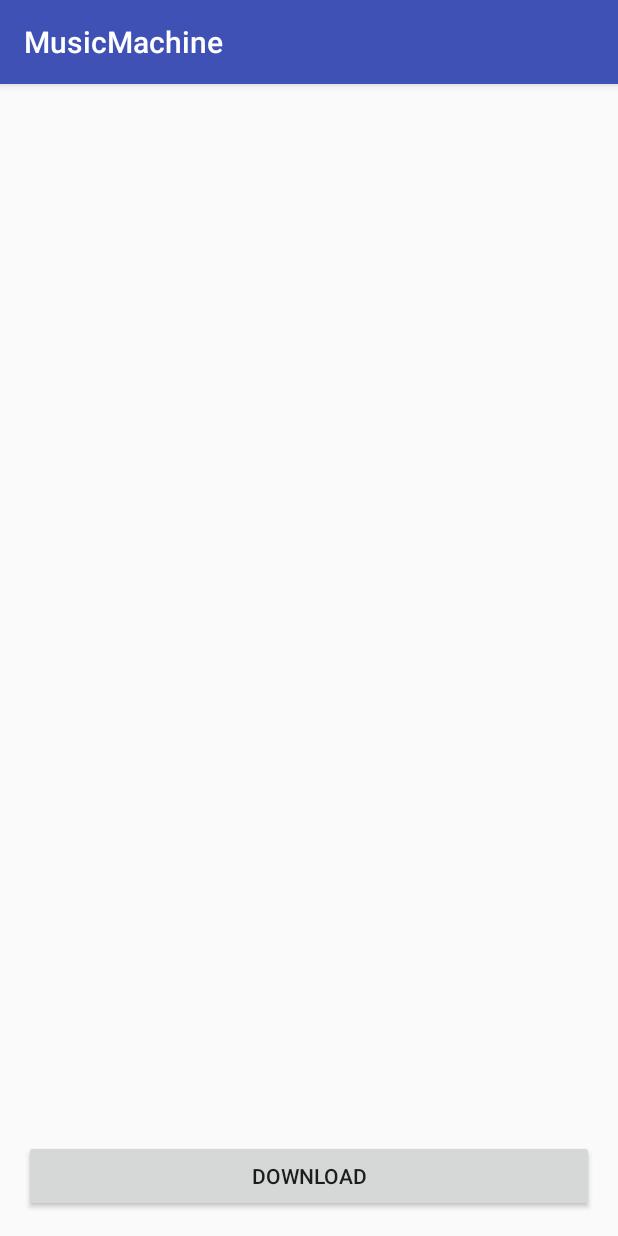
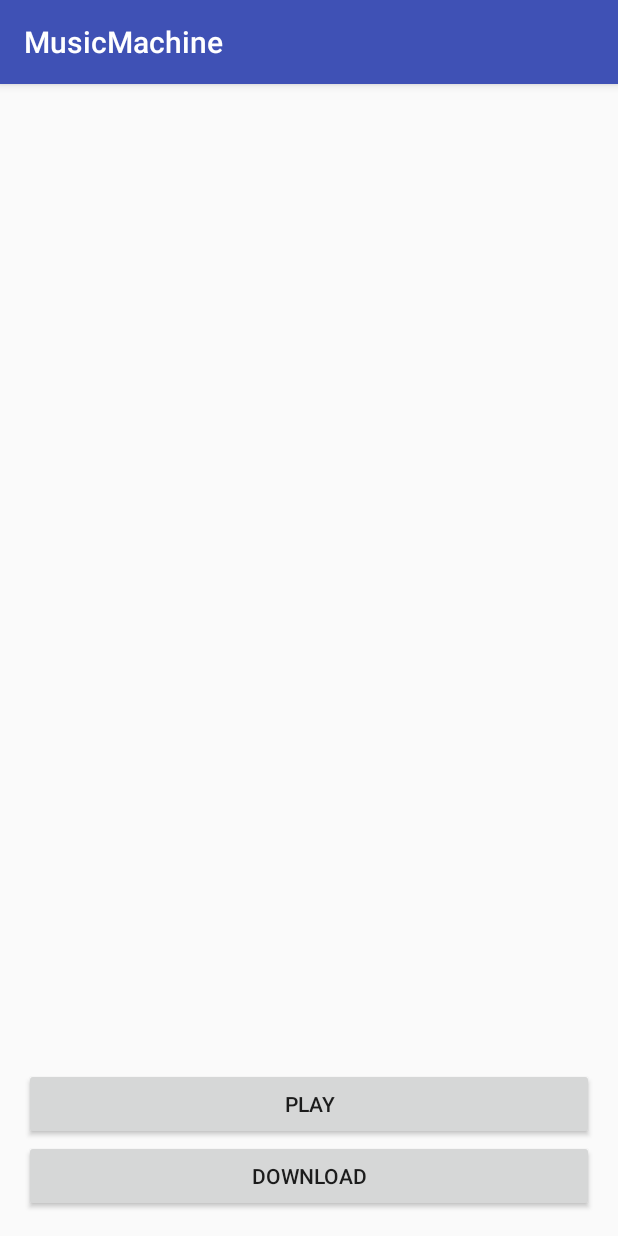
Before and after one commit to andreij6/MusicMachine, an Android app: the screen it shows after launch (MainActivity), on a phone screen of 412 x 824 dp. Run offline under Robolectric (Android 15) with nearby library versions, the phone set to English and light mode, and no system bars.

Commit message:
Bound Service
Using a bound Service to allow the user to interact with the service.  Play/Pause song.

Bound Service

```diff
--- a/app/src/main/AndroidManifest.xml
+++ b/app/src/main/AndroidManifest.xml
@@ -17,6 +17,7 @@
         </activity>
         <service android:name=".DownloadService"/>
         <service android:name=".DownloadIntentService"/>
+        <service android:name=".PlayerService"/>
     </application>
 
 </manifest>
--- a/app/src/main/java/com/creativejones/andre/musicmachine/MainActivity.java
+++ b/app/src/main/java/com/creativejones/andre/musicmachine/MainActivity.java
@@ -1,6 +1,10 @@
 package com.creativejones.andre.musicmachine;
 
+import android.content.ComponentName;
+import android.content.Context;
 import android.content.Intent;
+import android.content.ServiceConnection;
+import android.os.IBinder;
 import android.os.Message;
 import android.support.v7.app.AppCompatActivity;
 import android.os.Bundle;
@@ -14,7 +18,21 @@ public class MainActivity extends AppCompatActivity {
 
     private static final String TAG = MainActivity.class.getSimpleName();
     public static final String KEY_SONG = "song_key";
+    private boolean mBound = false;
     private Button mDownloadBtn;
+    private Button mPlayButton;
+    private ServiceConnection mServiceConnection = new ServiceConnection() {
+        @Override
+        public void onServiceConnected(ComponentName name, IBinder service) {
+            mBound = true;
+        }
+
+        @Override
+        public void onServiceDisconnected(ComponentName name) {
+            //only called when something unexpected happens
+            mBound = false;
+        }
+    };
 
     @Override
     protected void onCreate(Bundle savedInstanceState) {
@@ -22,6 +40,7 @@ public class MainActivity extends AppCompatActivity {
         setContentView(R.layout.activity_main);
 
         mDownloadBtn = (Button)findViewById(R.id.downloadBtn);
+        mPlayButton = (Button)findViewById(R.id.playButton);
 
         mDownloadBtn.setOnClickListener(new View.OnClickListener() {
             @Override
@@ -36,7 +55,31 @@ public class MainActivity extends AppCompatActivity {
                 }
             }
         });
+
+        mPlayButton.setOnClickListener(new View.OnClickListener() {
+            @Override
+            public void onClick(View v) {
+
+            }
+        });
     }
 
+    @Override
+    protected void onStart() {
+        super.onStart();
+        Intent intent = new Intent(this, PlayerService.class);
 
+        //ServiceConnection (second argument)
+        bindService(intent, mServiceConnection, Context.BIND_AUTO_CREATE);
+    }
+
+    @Override
+    protected void onStop() {
+        super.onStop();
+
+        if(mBound) {
+            unbindService(mServiceConnection);
+            mBound = false;
+        }
+    }
 }
--- a/app/src/main/res/layout/activity_main.xml
+++ b/app/src/main/res/layout/activity_main.xml
@@ -11,10 +11,19 @@
     tools:context="com.creativejones.andre.musicmachine.MainActivity">
 
     <Button
+        android:id="@+id/downloadBtn"
         android:layout_width="match_parent"
         android:layout_height="wrap_content"
-        android:text="Download"
-        android:id="@+id/downloadBtn"
         android:layout_alignParentBottom="true"
-        android:layout_centerHorizontal="true"/>
+        android:layout_centerHorizontal="true"
+        android:text="Download"/>
+
+    <Button
+        android:id="@+id/playButton"
+        android:layout_width="match_parent"
+        android:layout_height="wrap_content"
+        android:layout_above="@+id/downloadBtn"
+        android:layout_centerHorizontal="true"
+        android:text="Play"/>
+
 </RelativeLayout>
```
Also changed, not shown: app/src/main/java/com/creativejones/andre/musicmachine/PlayerService.java (added, +51 -0 lines), 1 other file.
